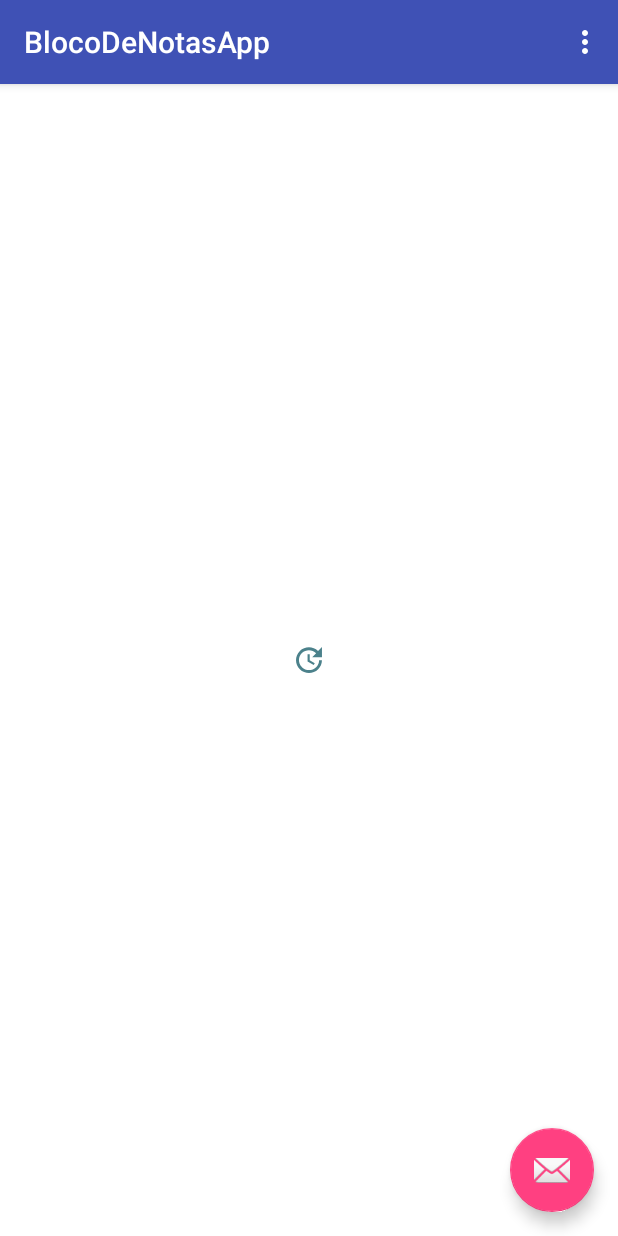
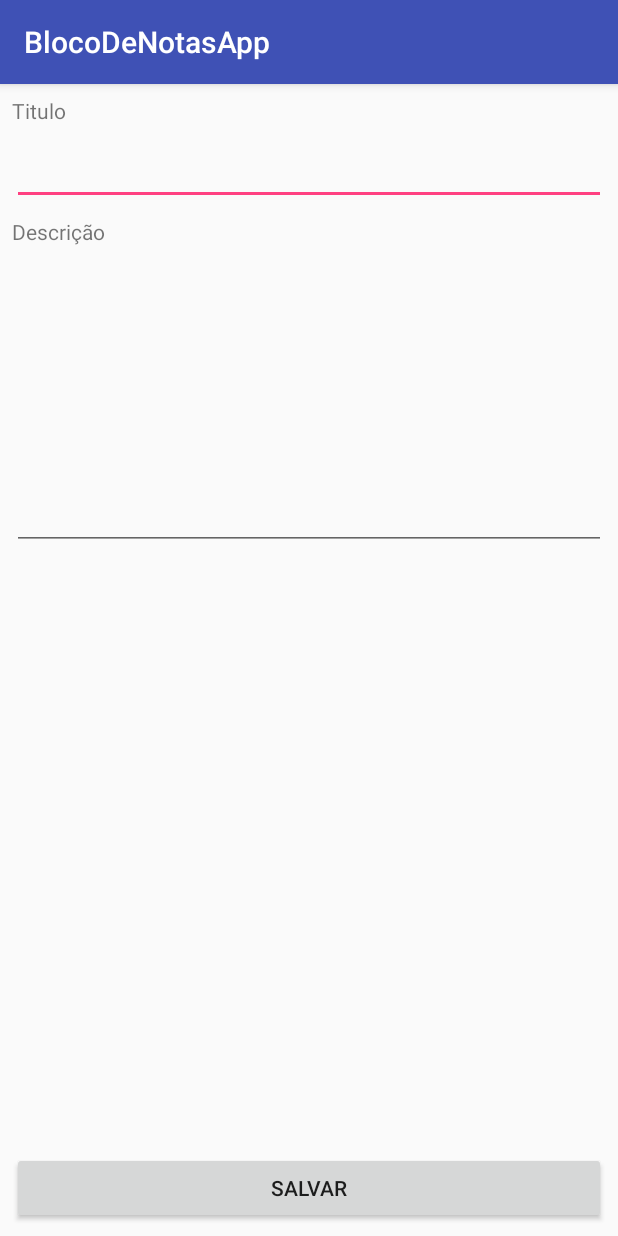
Before and after one commit to heiderlopes/BlocoDeNotasApp16MOB, an Android app: the screen it shows after launch (MainActivity before the commit, FormularioActivity after it), in the options menu, after a tap on "Settings", on a phone screen of 412 x 824 dp. Run offline under Robolectric (Android 15) with nearby library versions, the phone set to English and light mode, and no system bars; 2 statements that could not run were skipped.

Commit message:
Implementacao do formulario.

```diff
--- a/app/build.gradle
+++ b/app/build.gradle
@@ -28,7 +28,7 @@ final android_support_version = '27.1.1'
 final lottieVersion = '2.7.0'
 dependencies {
     implementation fileTree(dir: 'libs', include: ['*.jar'])
-    implementation"org.jetbrains.kotlin:kotlin-stdlib-jre7:$kotlin_version"
+    implementation "org.jetbrains.kotlin:kotlin-stdlib-jre7:$kotlin_version"
 
     implementation "com.android.support:appcompat-v7:$android_support_version"
     implementation "com.android.support:recyclerview-v7:$android_support_version"
--- a/app/src/main/AndroidManifest.xml
+++ b/app/src/main/AndroidManifest.xml
@@ -2,7 +2,7 @@
 <manifest xmlns:android="http://schemas.android.com/apk/res/android"
     package="com.example.logonpflocal.blocodenotasapp">
 
-    <uses-permission android:name="android.permission.INTERNET"/>
+    <uses-permission android:name="android.permission.INTERNET" />
 
     <application
         android:allowBackup="true"
@@ -21,6 +21,8 @@
                 <category android:name="android.intent.category.LAUNCHER" />
             </intent-filter>
         </activity>
+        <activity android:name=".view.form.FormularioActivity" />
+        <activity android:name=".view.formulario.FormularioActivity"></activity>
     </application>
 
 </manifest>
--- /dev/null
+++ b/app/src/main/java/com/example/logonpflocal/blocodenotasapp/model/ResponseStatus.kt
@@ -0,0 +1,6 @@
+package com.example.logonpflocal.blocodenotasapp.model
+
+data class ResponseStatus(
+        val successo: Boolean,
+        val mensagem: String
+)
--- a/app/src/main/java/com/example/logonpflocal/blocodenotasapp/repository/NotaRepository.kt
+++ b/app/src/main/java/com/example/logonpflocal/blocodenotasapp/repository/NotaRepository.kt
@@ -25,5 +25,23 @@ class NotaRepository {
                 })
     }
 
+    fun salvar(nota: Nota,
+               onComplete: (Nota?) -> Unit,
+               onError: (Throwable?) -> Unit) {
+
+        getNotaAPI()
+                .salvar(nota)
+                .enqueue(object : Callback<Nota>{
+                    override fun onFailure(call: Call<Nota>?,
+                                           t: Throwable?) {
+                        onError(t)
+                    }
+
+                    override fun onResponse(call: Call<Nota>?,
+                                            response: Response<Nota>?) {
+                        onComplete(response?.body())
+                    }
+                })
+    }
 
 }
--- /dev/null
+++ b/app/src/main/java/com/example/logonpflocal/blocodenotasapp/view/formulario/FormularioActivity.kt
@@ -0,0 +1,45 @@
+package com.example.logonpflocal.blocodenotasapp.view.formulario
+
+import android.app.Activity
+import android.arch.lifecycle.Observer
+import android.arch.lifecycle.ViewModelProviders
+import android.support.v7.app.AppCompatActivity
+import android.os.Bundle
+import android.widget.Toast
+import com.example.logonpflocal.blocodenotasapp.R
+import com.example.logonpflocal.blocodenotasapp.model.ResponseStatus
+import kotlinx.android.synthetic.main.activity_formulario.*
+
+class FormularioActivity : AppCompatActivity() {
+
+    lateinit var formularioViewModel: FormularioViewModel
+
+    override fun onCreate(savedInstanceState: Bundle?) {
+        super.onCreate(savedInstanceState)
+        setContentView(R.layout.activity_formulario)
+
+        formularioViewModel = ViewModelProviders.of(this)
+                .get(FormularioViewModel::class.java)
+
+        formularioViewModel.responseStatus.observe(this,
+                responseStatusObserver)
+
+        btSalvar.setOnClickListener {
+            formularioViewModel.salvar(
+                    etTitulo.text.toString(),
+                    etDescricao.text.toString()
+            )
+        }
+    }
+
+    private var responseStatusObserver = Observer<ResponseStatus> {
+        if(it?.successo == true) {
+            setResult(Activity.RESULT_OK)
+            finish()
+        } else {
+            Toast.makeText(this,
+                    it?.mensagem,
+                    Toast.LENGTH_SHORT).show()
+        }
+    }
+}
--- /dev/null
+++ b/app/src/main/java/com/example/logonpflocal/blocodenotasapp/view/formulario/FormularioViewModel.kt
@@ -0,0 +1,28 @@
+package com.example.logonpflocal.blocodenotasapp.view.formulario
+
+import android.arch.lifecycle.MutableLiveData
+import android.arch.lifecycle.ViewModel
+import com.example.logonpflocal.blocodenotasapp.model.Nota
+import com.example.logonpflocal.blocodenotasapp.model.ResponseStatus
+import com.example.logonpflocal.blocodenotasapp.repository.NotaRepository
+
+class FormularioViewModel : ViewModel() {
+
+    val notaRepository = NotaRepository()
+
+    val responseStatus: MutableLiveData<ResponseStatus> = MutableLiveData()
+
+    fun salvar(titulo: String, descricao: String) {
+        val nota = Nota(null, titulo, descricao)
+        notaRepository.salvar(nota,
+                onComplete = {
+                    responseStatus.value = ResponseStatus(true,
+                            "Dados gravado com sucesso!")
+                }, onError = {
+                responseStatus.value = ResponseStatus(false,
+                        it?.message!!)
+        })
+
+
+    }
+}
--- a/app/src/main/java/com/example/logonpflocal/blocodenotasapp/view/main/MainActivity.kt
+++ b/app/src/main/java/com/example/logonpflocal/blocodenotasapp/view/main/MainActivity.kt
@@ -1,8 +1,10 @@
 package com.example.logonpflocal.blocodenotasapp.view.main
 
+import android.app.Activity
 import android.arch.lifecycle.Observer
 import android.arch.lifecycle.ViewModelProvider
 import android.arch.lifecycle.ViewModelProviders
+import android.content.Intent
 import android.os.Bundle
 import android.support.design.widget.Snackbar
 import android.support.v7.app.AppCompatActivity
@@ -10,8 +12,10 @@ import android.support.v7.widget.LinearLayoutManager
 import android.view.Menu
 import android.view.MenuItem
 import android.view.View
+import android.widget.Toast
 import com.example.logonpflocal.blocodenotasapp.R
 import com.example.logonpflocal.blocodenotasapp.model.Nota
+import com.example.logonpflocal.blocodenotasapp.view.formulario.FormularioActivity
 
 import kotlinx.android.synthetic.main.activity_main.*
 import kotlinx.android.synthetic.main.content_main.*
@@ -21,6 +25,8 @@ class MainActivity : AppCompatActivity() {
 
     lateinit var mainViewModel: MainViewModel
     private var adapter: MainListAdapter? = null
+
+    val FORMULARIO_REQUEST_CODE = 1
 
     override fun onCreate(savedInstanceState: Bundle?) {
         super.onCreate(savedInstanceState)
@@ -37,13 +43,16 @@ class MainActivity : AppCompatActivity() {
 
 
         fab.setOnClickListener { view ->
-            Snackbar.make(view, "Replace with your own action", Snackbar.LENGTH_LONG)
-                    .setAction("Action", null).show()
+            val formularioIntent = Intent(this,
+                    FormularioActivity::class.java)
+
+            startActivityForResult(formularioIntent,
+                    FORMULARIO_REQUEST_CODE)
         }
     }
 
     private var loadingObserver = Observer<Boolean> {
-        if(it == true) {
+        if (it == true) {
             containerLoading.visibility = View.VISIBLE
         } else {
             containerLoading.visibility = View.GONE
@@ -64,8 +73,6 @@ class MainActivity : AppCompatActivity() {
     }
 
 
-
-
     override fun onCreateOptionsMenu(menu: Menu): Boolean {
         // Inflate the menu; this adds items to the action bar if it is present.
         menuInflater.inflate(R.menu.menu_main, menu)
@@ -77,8 +84,36 @@ class MainActivity : AppCompatActivity() {
         // automatically handle clicks on the Home/Up button, so long
         // as you specify a parent activity in AndroidManifest.xml.
         return when (item.itemId) {
-            R.id.action_settings -> true
+            R.id.action_settings -> {
+                startActivityForResult(Intent(this, FormularioActivity::class.java), 1)
+                true
+            }
             else -> super.onOptionsItemSelected(item)
         }
     }
+
+
+    override fun onActivityResult(requestCode: Int, resultCode: Int, data: Intent?) {
+        super.onActivityResult(requestCode, resultCode, data)
+
+        /*if(requestCode == FORMULARIO_REQUEST_CODE &&
+                resultCode == Activity.RESULT_OK) {
+            mainViewModel.buscarTodos()
+        }*/
+        when (requestCode) {
+            FORMULARIO_REQUEST_CODE -> {
+                when (resultCode) {
+                    Activity.RESULT_OK -> {
+                        mainViewModel.buscarTodos()
+                    }
+                    Activity.RESULT_CANCELED -> {
+                        Toast.makeText(this,
+                                "Cancelou",
+                                Toast.LENGTH_SHORT).show()
+                    }
+                }
+            }
+        }
+    }
+
 }
--- /dev/null
+++ b/app/src/main/res/layout/activity_formulario.xml
@@ -0,0 +1,71 @@
+<?xml version="1.0" encoding="utf-8"?>
+<android.support.constraint.ConstraintLayout xmlns:android="http://schemas.android.com/apk/res/android"
+    xmlns:app="http://schemas.android.com/apk/res-auto"
+    xmlns:tools="http://schemas.android.com/tools"
+    android:layout_width="match_parent"
+    android:layout_height="match_parent"
+    tools:context=".view.form.FormularioActivity">
+
+    <TextView
+        android:id="@+id/textView"
+        android:layout_width="0dp"
+        android:layout_height="wrap_content"
+        android:layout_marginEnd="8dp"
+        android:layout_marginStart="8dp"
+        android:layout_marginTop="8dp"
+        android:text="Titulo"
+        app:layout_constraintEnd_toEndOf="parent"
+        app:layout_constraintStart_toStartOf="parent"
+        app:layout_constraintTop_toTopOf="parent" />
+
+    <EditText
+        android:id="@+id/etTitulo"
+        android:layout_width="0dp"
+        android:layout_height="wrap_content"
+        android:layout_marginEnd="8dp"
+        android:layout_marginStart="8dp"
+        android:layout_marginTop="8dp"
+        android:ems="10"
+        android:inputType="textPersonName"
+        app:layout_constraintEnd_toEndOf="parent"
+        app:layout_constraintStart_toStartOf="parent"
+        app:layout_constraintTop_toBottomOf="@+id/textView" />
+
+    <TextView
+        android:id="@+id/textView2"
+        android:layout_width="0dp"
+        android:layout_height="wrap_content"
+        android:layout_marginEnd="8dp"
+        android:layout_marginStart="8dp"
+        android:layout_marginTop="8dp"
+        android:text="Descrição"
+        app:layout_constraintEnd_toEndOf="parent"
+        app:layout_constraintStart_toStartOf="parent"
+        app:layout_constraintTop_toBottomOf="@+id/etTitulo" />
+
+    <EditText
+        android:id="@+id/etDescricao"
+        android:layout_width="0dp"
+        android:layout_height="wrap_content"
+        android:layout_marginEnd="8dp"
+        android:layout_marginStart="8dp"
+        android:layout_marginTop="8dp"
+        android:ems="10"
+        android:maxLines="10"
+        android:minLines="8"
+        app:layout_constraintEnd_toEndOf="parent"
+        app:layout_constraintStart_toStartOf="parent"
+        app:layout_constraintTop_toBottomOf="@+id/textView2" />
+
+    <Button
+        android:id="@+id/btSalvar"
+        android:layout_width="0dp"
+        android:layout_height="wrap_content"
+        android:layout_marginBottom="8dp"
+        android:layout_marginEnd="8dp"
+        android:layout_marginStart="8dp"
+        android:text="Salvar"
+        app:layout_constraintBottom_toBottomOf="parent"
+        app:layout_constraintEnd_toEndOf="parent"
+        app:layout_constraintStart_toStartOf="parent" />
+</android.support.constraint.ConstraintLayout>
```
